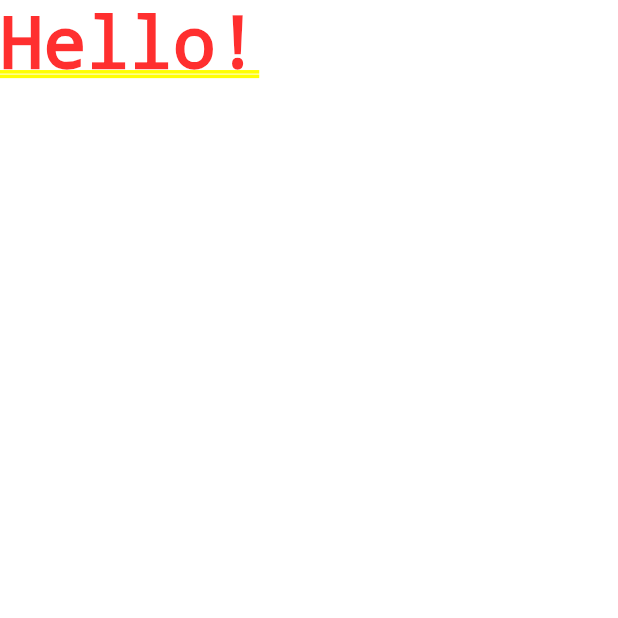
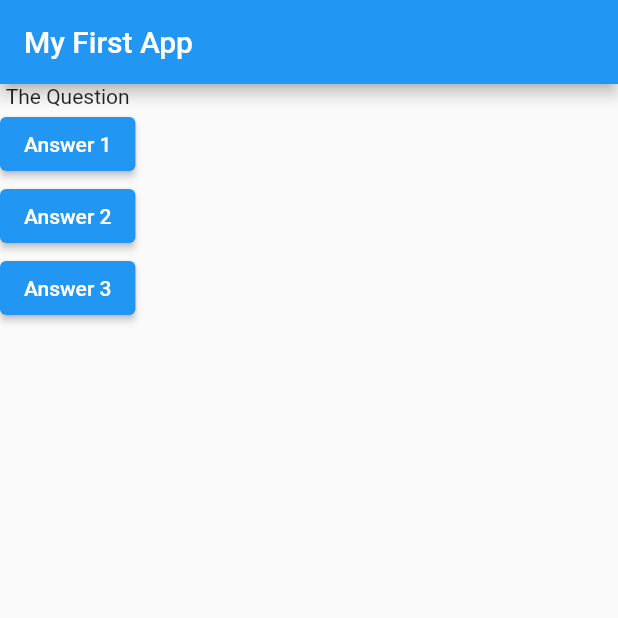
Before and after one commit to Pedro-Costa123/flutter_guide_2022_quizz_app, a Flutter app: the screen it shows after launch, on a phone screen of 412 x 824 dp, the top half of it. Run offline on Flutter 3.47's test engine with Material 2 defaults, Android fonts, the phone set to English and light mode, and no system bars.

Commit message:
Section 2 : 32

```diff
--- a/lib/main.dart
+++ b/lib/main.dart
@@ -1,11 +1,42 @@
 import 'package:flutter/material.dart';
 
-void main() {
-  runApp(MyApp());
-}
+//void main() {
+//  runApp(MyApp());
+//}
+
+void main() => runApp(MyApp());
 
 class MyApp extends StatelessWidget {
+  @override
   Widget build(BuildContext context) {
-    return MaterialApp(home: Text('Hello!'),);
+    void answerQuestion() {
+      print('Answer chosen!');
+    }
+
+    var questions = [
+      'Whats your favorite color?',
+      'Whats your favorite animal'
+    ];
+    return MaterialApp(
+      home: Scaffold(
+        appBar: AppBar(
+          title: Text('My First App'),
+        ),
+        body: Column(
+          children: [
+            Text('The Question'),
+            ElevatedButton(
+                child: Text('Answer 1'),
+                onPressed: answerQuestion),
+            ElevatedButton(
+                child: Text('Answer 2'),
+                onPressed: answerQuestion),
+            ElevatedButton(
+                child: Text('Answer 3'),
+                onPressed: answerQuestion),
+          ],
+        ),
+      ),
+    );
   }
 }
```
